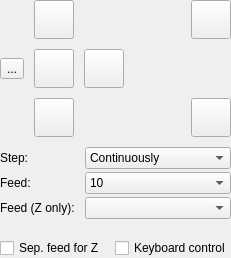
Old version of the form src/gpilot/ui/forms/partials/main/partmainjog.ui in the repository etet100/AstroCore-GCode-Sender.
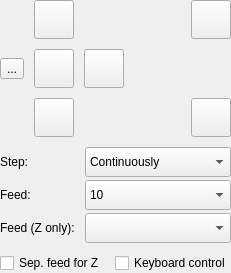
New version of the form. Icons and pictures are not drawn. Custom widgets are drawn as their Qt base class.

```diff
--- a/src/gpilot/ui/forms/partials/main/partmainjog.ui
+++ b/src/gpilot/ui/forms/partials/main/partmainjog.ui
@@ -278,6 +278,9 @@
    </item>
    <item>
     <layout class="QFormLayout" name="middlePartLayout">
+     <property name="formAlignment">
+      <set>Qt::AlignmentFlag::AlignLeading|Qt::AlignmentFlag::AlignLeft|Qt::AlignmentFlag::AlignVCenter</set>
+     </property>
      <property name="horizontalSpacing">
       <number>10</number>
      </property>
@@ -286,6 +289,12 @@
      </property>
      <item row="0" column="0">
       <widget class="QLabel" name="label_20">
+       <property name="sizePolicy">
+        <sizepolicy hsizetype="Preferred" vsizetype="Expanding">
+         <horstretch>0</horstretch>
+         <verstretch>0</verstretch>
+        </sizepolicy>
+       </property>
        <property name="text">
         <string>Step:</string>
        </property>
@@ -293,6 +302,12 @@
      </item>
      <item row="0" column="1">
       <widget class="ComboBoxKey" name="cboJogStep">
+       <property name="minimumSize">
+        <size>
+         <width>0</width>
+         <height>30</height>
+        </size>
+       </property>
        <property name="editable">
         <bool>false</bool>
        </property>
@@ -338,6 +353,12 @@
      </item>
      <item row="1" column="0">
       <widget class="QLabel" name="label_22">
+       <property name="sizePolicy">
+        <sizepolicy hsizetype="Preferred" vsizetype="Expanding">
+         <horstretch>0</horstretch>
+         <verstretch>0</verstretch>
+        </sizepolicy>
+       </property>
        <property name="text">
         <string>Feed:</string>
        </property>
@@ -345,6 +366,12 @@
      </item>
      <item row="1" column="1">
       <widget class="ComboBoxKey" name="cboJogFeed">
+       <property name="minimumSize">
+        <size>
+         <width>0</width>
+         <height>30</height>
+        </size>
+       </property>
        <property name="editable">
         <bool>false</bool>
        </property>
@@ -384,10 +411,23 @@
       </widget>
      </item>
      <item row="2" column="1">
-      <widget class="ComboBoxKey" name="cboJogFeedZ"/>
+      <widget class="ComboBoxKey" name="cboJogFeedZ">
+       <property name="minimumSize">
+        <size>
+         <width>0</width>
+         <height>30</height>
+        </size>
+       </property>
+      </widget>
      </item>
      <item row="2" column="0">
       <widget class="QLabel" name="label">
+       <property name="sizePolicy">
+        <sizepolicy hsizetype="Preferred" vsizetype="Expanding">
+         <horstretch>0</horstretch>
+         <verstretch>0</verstretch>
+        </sizepolicy>
+       </property>
        <property name="text">
         <string>Feed (Z only):</string>
        </property>
```
